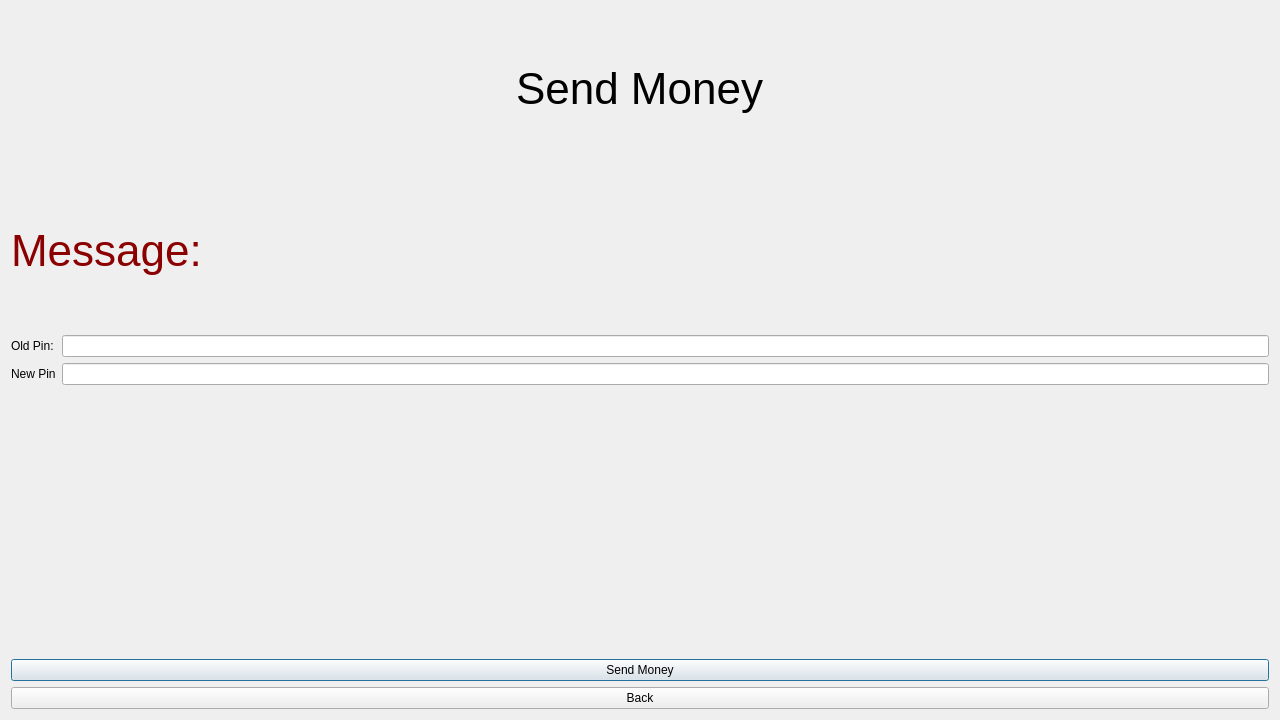
The window that Ds_project/resetpinwindow.ui (mohamed-khalid-gamal/Ds_Project) describes before a commit, drawn with Qt 5.
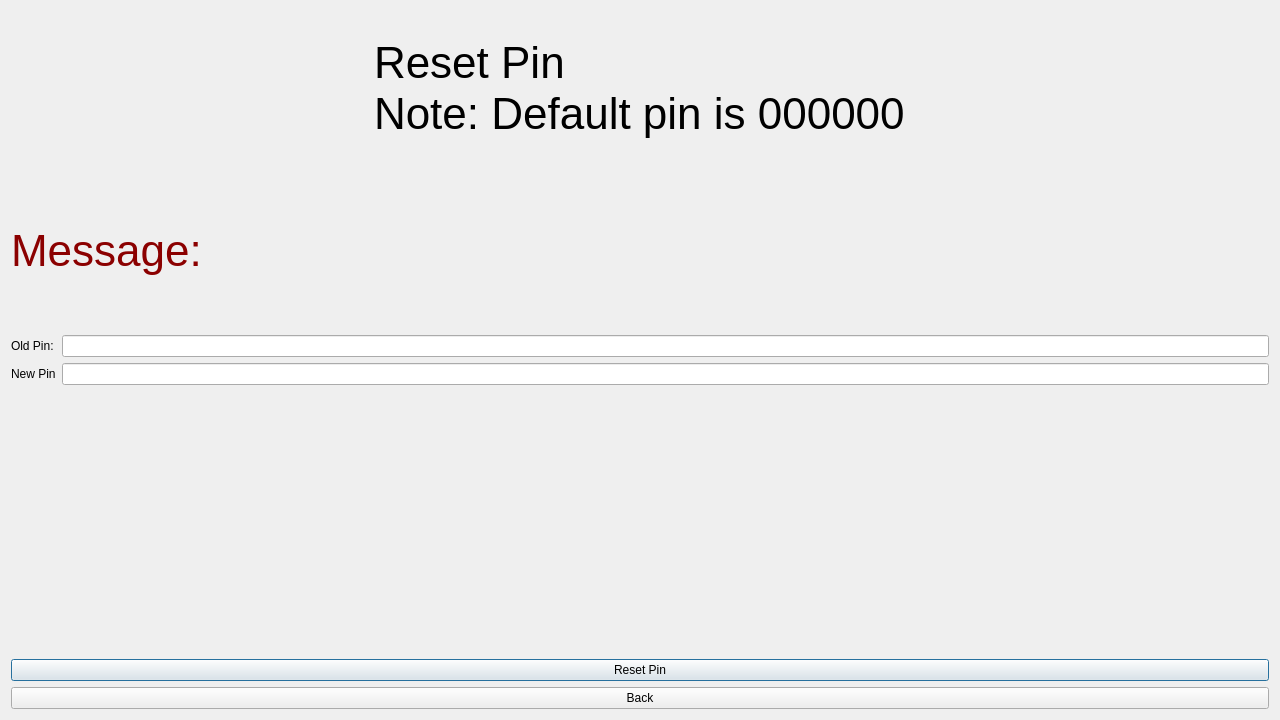
The same window after the commit.

Commit message: GUI: Fully functional send users, list users.

The edit to the form file:
```diff
--- a/Ds_project/resetpinwindow.ui
+++ b/Ds_project/resetpinwindow.ui
@@ -24,7 +24,8 @@
         </font>
        </property>
        <property name="text">
-        <string>Send Money</string>
+        <string>Reset Pin
+Note: Default pin is 000000</string>
        </property>
       </widget>
      </item>
@@ -72,7 +73,7 @@
    <item>
     <widget class="QPushButton" name="pushButton_2">
      <property name="text">
-      <string>Send Money</string>
+      <string>Reset Pin</string>
      </property>
     </widget>
    </item>
```
The commit also changes 31 other files.
